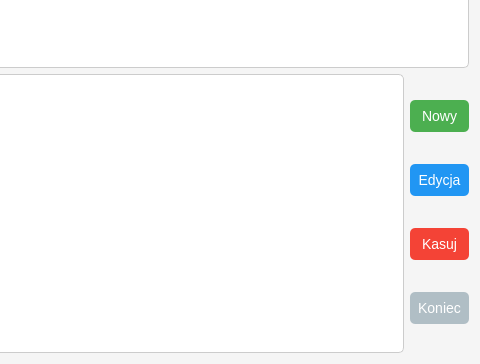
arekbr/Inwentaryzacja, file itemList.ui: the form before one commit; both pictures show x 873 to 1353 and y 254 to 618 of the 1353 by 618 pixel window.
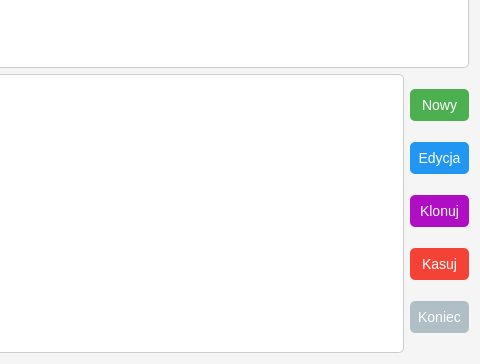
The form after the commit.

Commit message: dodanie przycisku klonuj

Patch:
```diff
--- a/itemList.ui
+++ b/itemList.ui
@@ -60,6 +60,11 @@
     color: white;
 }
 
+QPushButton#itemList_pushButton_clone {
+    background-color: #B00EC5;
+    color: white;
+}
+
 QPushButton#itemList_pushButton_delete {
     background-color: #F44336; /* Czerwony dla kasowania */
     color: white;
@@ -112,6 +117,13 @@
          </property>
         </widget>
        </item>
+       <item>
+        <widget class="QPushButton" name="itemList_pushButton_clone">
+         <property name="text">
+          <string>Klonuj</string>
+         </property>
+        </widget>
+       </item>
        <item>
         <widget class="QPushButton" name="itemList_pushButton_delete">
          <property name="text">
```
